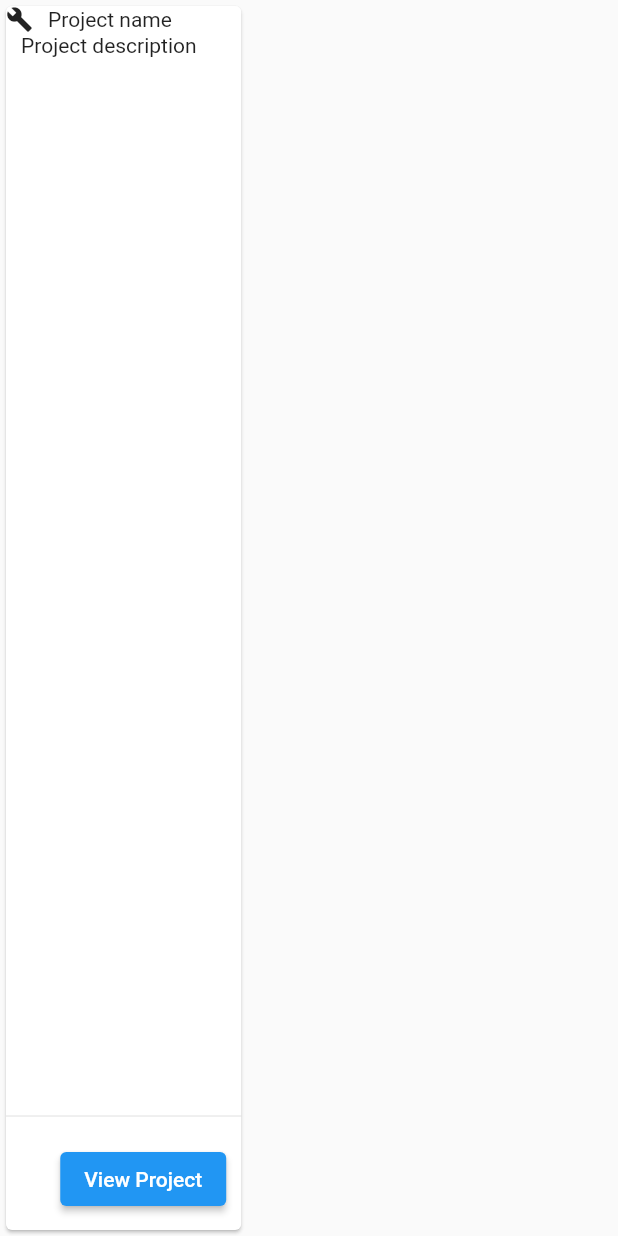
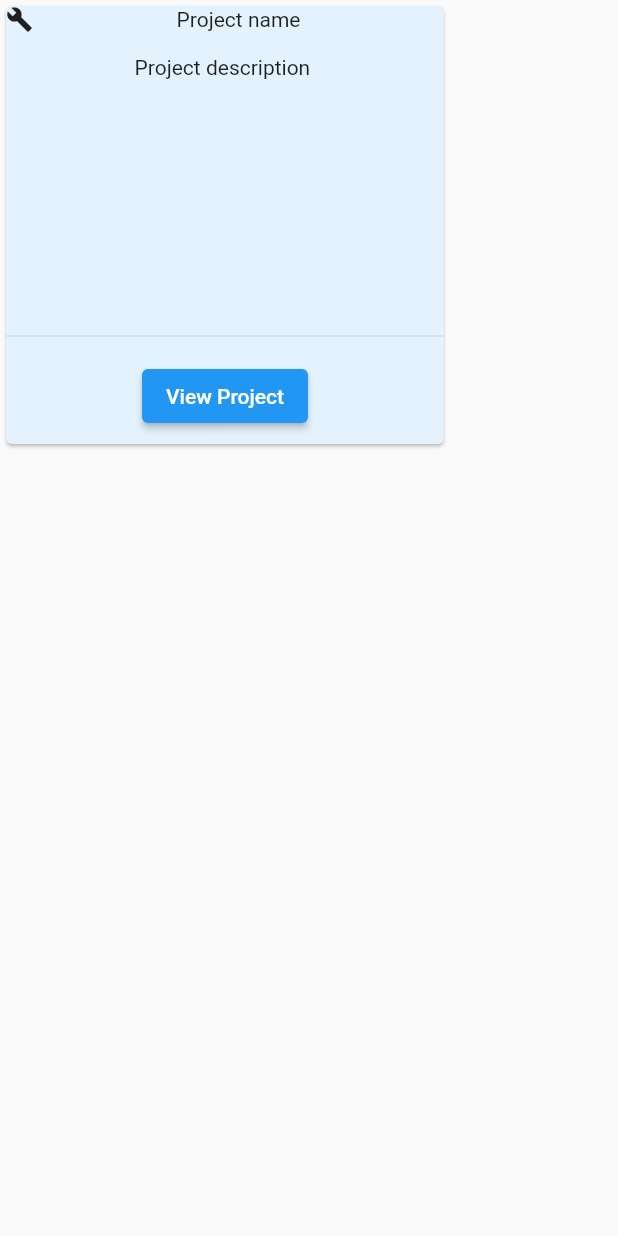
Before and after one commit to VishnuPuklath/vishnu_portfolio, a Flutter app: the ProjectCard widget shown alone on an empty page, opened directly, on a phone screen of 412 x 824 dp. Run offline on Flutter 3.47's test engine with Material 2 defaults, Android fonts, the phone set to English and light mode, and no system bars; our stand-ins replace responsive_framework; network calls fail.

Commit message:
project card added

```diff
--- a/lib/widgets/project_card.dart
+++ b/lib/widgets/project_card.dart
@@ -8,26 +8,29 @@ class ProjectCard extends StatelessWidget {
 
   @override
   Widget build(BuildContext context) {
-    return SizedBox(
-      width: MediaQuery.of(context).size.width * 0.4,
+    return Container(
+      height: 300,
+      width: 300,
       child: Card(
+          color: Colors.blue[50],
           child: Column(
-        crossAxisAlignment: CrossAxisAlignment.start,
             children: [
               Row(
-            children: [
+                mainAxisAlignment: MainAxisAlignment.spaceBetween,
+                crossAxisAlignment: CrossAxisAlignment.center,
+                children: const [
                   Icon(
                     Icons.build,
                     size: 18,
                   ),
-              const SizedBox(
-                width: 10,
-              ),
-              Text('Project name')
+                  Text('Project name'),
+                  SizedBox()
                 ],
               ),
-          Padding(
-            padding: const EdgeInsets.symmetric(horizontal: 10),
+              const SizedBox(
+                height: 15,
+              ),
+              const Center(
                 child: Text(
                   'Project description ',
                 ),
@@ -35,12 +38,12 @@ class ProjectCard extends StatelessWidget {
               const Spacer(),
               const Divider(),
               Align(
-            alignment: Alignment.bottomRight,
+                alignment: Alignment.bottomCenter,
                 child: Padding(
-              padding: const EdgeInsets.all(10.0),
+                  padding: const EdgeInsets.all(8.0),
                   child: ElevatedButton(
                     onPressed: () async {},
-                child: Text(
+                    child: const Text(
                       "View Project",
                     ),
                   ),
```
Also changed, not shown: lib/screens/home_screen.dart (+103 -31 lines). Lines whose indentation alone changed are shown as unchanged.
